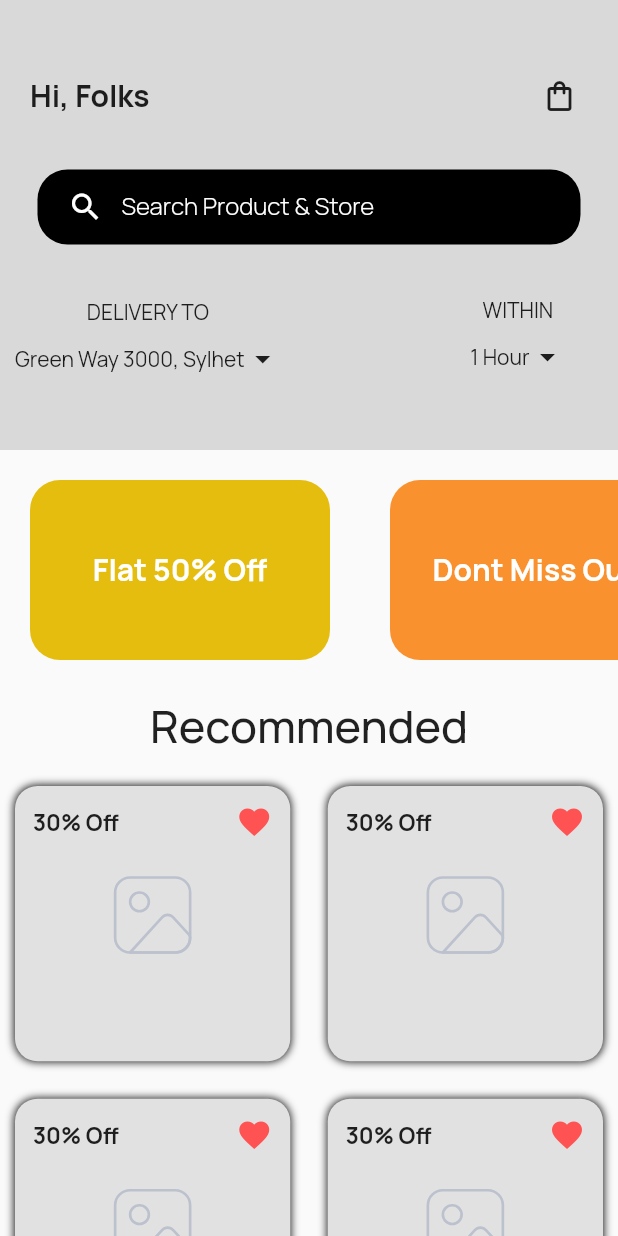
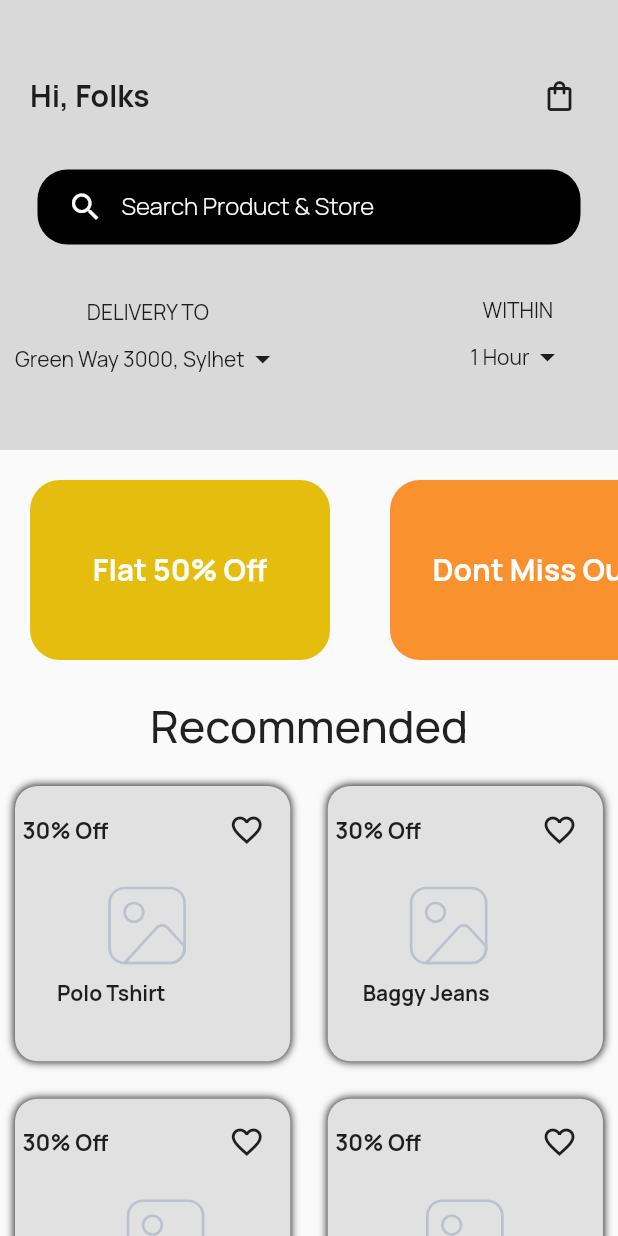
Before and after one commit to AnasKhan1506/Shopping-Ui, a Flutter app: the HomeView screen opened directly, on a phone screen of 412 x 824 dp. Run offline on Flutter 3.47's test engine with Material 2 defaults, Android fonts, the phone set to English and light mode, and no system bars; our stand-ins replace curved_navigation_bar, flutter_svg.

Commit message:
updating cart

```diff
--- a/lib/Screens/home_screen/widgets/GridItem.dart
+++ b/lib/Screens/home_screen/widgets/GridItem.dart
@@ -15,8 +15,16 @@ var cartImageList = [
   "assets/images/pic.svg",
   "assets/images/pic.svg",
   "assets/images/pic.svg",
-  // "assets/images/cart3.jpg",
-  // "assets/images/cart4.jpg",
+//   "assets/images/cart3.jpg",
+//   "assets/images/cart4.jpg",
+];
+List<String> itemName = [
+  "Polo Tshirt",
+  " Baggy Jeans",
+  "Chinos",
+  " Sneakers",
+  "Jordan",
+  " Shirt"
 ];
 
 class _GridItemState extends State<GridItem> {
@@ -49,10 +57,10 @@ class _GridItemState extends State<GridItem> {
                 ],
               ),
               child: Padding(
-                padding: EdgeInsets.all(12),
+                padding: EdgeInsets.all(5),
                 child: Column(
                   children: [
-                    const Row(
+                    Row(
                       mainAxisAlignment: MainAxisAlignment.spaceBetween,
                       children: [
                         Text(
@@ -62,20 +70,37 @@ class _GridItemState extends State<GridItem> {
                             fontSize: 15,
                           ),
                         ),
-                        Icon(Icons.favorite, color: Colors.redAccent),
+                        IconButton(
+                            onPressed: () {},
+                            icon: Icon(Icons.favorite_border_outlined))
                       ],
                     ),
                     SizedBox(
                       height: 10,
                     ),
-                    Padding(
-                      padding: EdgeInsets.all(10),
+                    Stack(
+                      children: [
+                        Container(
+                          child: Padding(
+                            padding: EdgeInsets.only(bottom: 40, left: 30),
                             child: SvgPicture.asset(
                               "${cartImageList[index]}",
                               height: 60,
                               width: 60,
                             ),
+                          ),
+                          // padding: EdgeInsets.only(bottom: 40),
+                        ),
+                        Padding(
+                          padding: const EdgeInsets.only(right: 55, top: 65),
+                          child: Text(
+                            itemName[index],
+                            style: TextStyle(
+                                fontSize: 14, fontWeight: FontWeight.w700),
+                          ),
                         )
+                      ],
+                    ),
                   ],
                 ),
               ),
```
Lines whose indentation alone changed are shown as unchanged.
